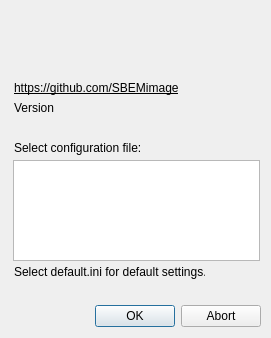
Old version of the form gui/config_dlg.ui in the repository SBEMimage/SBEMimage.
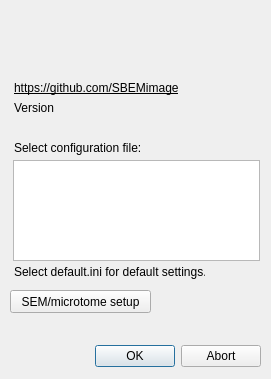
New version of the form.

Commit message: Add option to load device presets to start-up dialog

What changed in the file:
```diff
--- a/gui/config_dlg.ui
+++ b/gui/config_dlg.ui
@@ -10,7 +10,7 @@
     <x>0</x>
     <y>0</y>
     <width>271</width>
-    <height>338</height>
+    <height>379</height>
    </rect>
   </property>
   <property name="windowTitle">
@@ -23,7 +23,7 @@
    <property name="geometry">
     <rect>
      <x>80</x>
-     <y>300</y>
+     <y>340</y>
      <width>181</width>
      <height>32</height>
     </rect>
@@ -115,6 +115,19 @@
     <string>https://github.com/SBEMimage</string>
    </property>
   </widget>
+  <widget class="QPushButton" name="pushButton_deviceSelection">
+   <property name="geometry">
+    <rect>
+     <x>10</x>
+     <y>290</y>
+     <width>141</width>
+     <height>23</height>
+    </rect>
+   </property>
+   <property name="text">
+    <string>SEM/microtome setup</string>
+   </property>
+  </widget>
  </widget>
  <resources/>
  <connections>
```
The commit also changes 4 other files.
